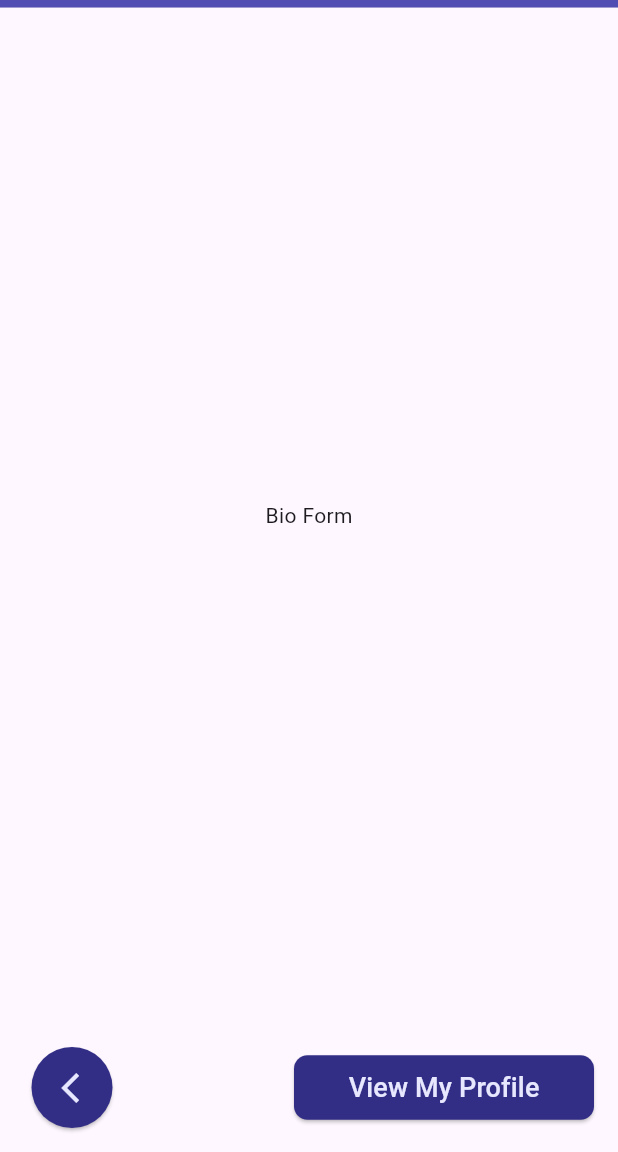
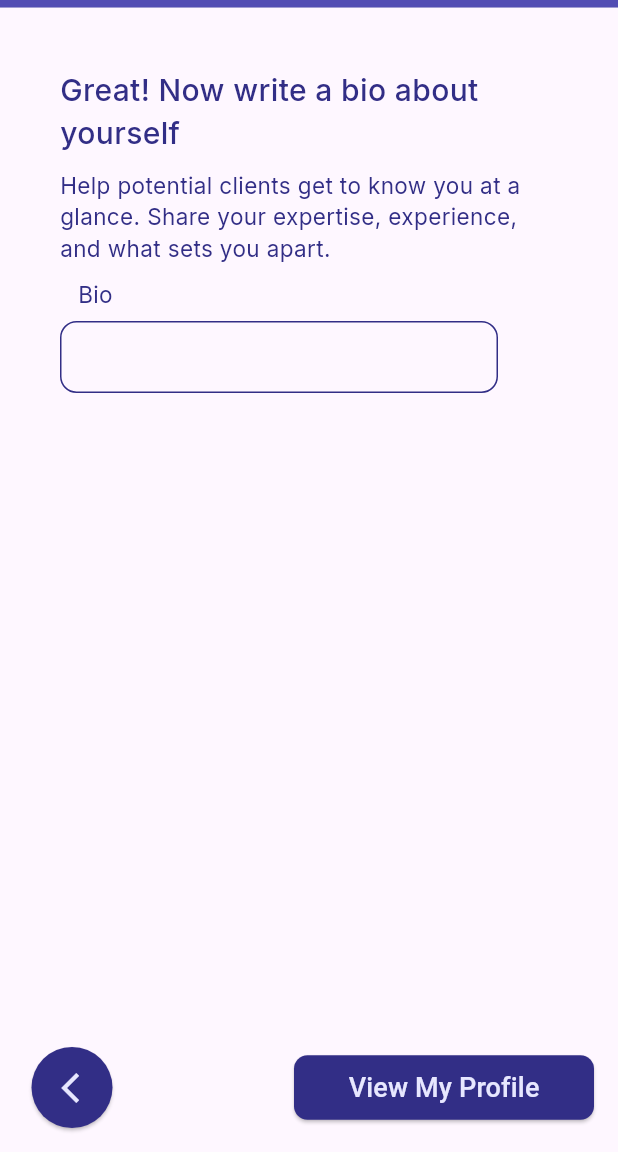
Before and after one commit to Dia505/SkillGrid, a Flutter app: the screen it shows after launch, swiped to page 4, on a phone screen of 412 x 824 dp, the part 84-1236 px from its top. Run offline on Flutter 3.47's test engine with Material 3 defaults, Android fonts, the phone set to English and light mode, and no system bars; our stand-ins replace carousel_slider, google_fonts, lottie, smooth_page_indicator; Roboto replaces fonts that are missing (Caprasimo).

Commit message:
freelancer bio form

```diff
--- a/skill_grid/lib/view/freelancer/build_profile_screens/bio_form_view.dart
+++ b/skill_grid/lib/view/freelancer/build_profile_screens/bio_form_view.dart
@@ -1,15 +1,58 @@
 import 'package:flutter/material.dart';
+import 'package:google_fonts/google_fonts.dart';
+import 'package:skill_grid/core/common/common_textfield.dart';
 
-class BioFormView extends StatelessWidget {
-  const BioFormView({super.key});
+class BioFormView extends StatefulWidget {
+  const BioFormView({
+    super.key,
+    required this.formKey
+  });
+
+  final GlobalKey<FormState> formKey;
+
+  @override
+  State<BioFormView> createState() => _BioFormViewState();
+}
+
+class _BioFormViewState extends State<BioFormView> {
+  final TextEditingController _bioController = TextEditingController();
 
   @override
   Widget build(BuildContext context) {
     return Container(
-      width: 100,
-      height: 100,
-      child: Center(
-        child: Text("Bio Form"),
+      padding: const EdgeInsets.all(40),
+      child: Column(
+        children: [
+          Text("Great! Now write a bio about yourself ",
+          style: GoogleFonts.inter(
+            color: const Color(0xFF322E86),
+            fontSize: 20,
+            fontWeight: FontWeight.w500
+          ),),
+
+          const SizedBox(height: 10,),
+
+          Text("Help potential clients get to know you at a glance. Share your expertise, experience, and what sets you apart.",
+          style: GoogleFonts.inter(
+            color: const Color(0xFF322E86),
+            fontSize: 15
+          ),),
+
+          Form(
+            key: widget.formKey,
+            child: CommonTextfield(
+              textFieldTitle: "Bio",
+              controller: _bioController,
+              validator: (value) {
+                if (value == null || value.isEmpty) {
+                  return '*required';
+                }
+
+                return null;
+              },
+            )
+          )
+        ],
       ),
     );
   }
--- a/skill_grid/lib/view/freelancer/build_profile_screens/build_profile_progress_view.dart
+++ b/skill_grid/lib/view/freelancer/build_profile_screens/build_profile_progress_view.dart
@@ -147,7 +147,7 @@ class _BuildProfileProgressViewState extends State<BuildProfileProgressView> wit
                 const JobCategoryView(),
                 JobDetailsView(formKey: _formKeys[1]),
                 const ServicesFormView(),
-                const BioFormView()
+                BioFormView(formKey: _formKeys[3])
               ],
             ),
           ),
--- a/skill_grid/lib/view/freelancer/build_profile_screens/job_details_view.dart
+++ b/skill_grid/lib/view/freelancer/build_profile_screens/job_details_view.dart
@@ -38,7 +38,8 @@ class _JobDetailsViewState extends State<JobDetailsView> {
           Text("Describe your job",
           style: GoogleFonts.inter(
             color: const Color(0xFF322E86),
-            fontSize: 20
+            fontSize: 20,
+            fontWeight: FontWeight.w500
           ),),
 
           const SizedBox(height: 10,),
```
